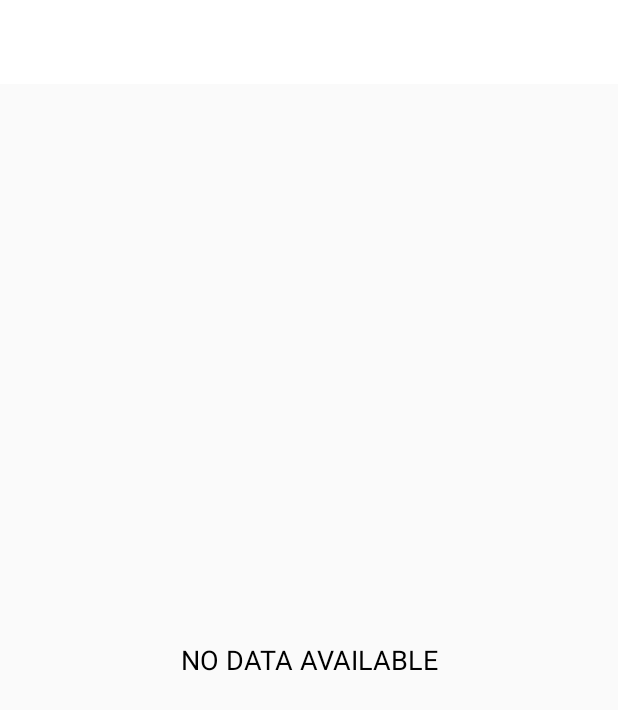
After one commit to aadityamp01/7MWorkout, an Android app: the HistoryActivity screen opened directly, with no data from a screen before it, on a phone screen of 412 x 824 dp. The commit adds this screen. Shown: the top 710 px of the screen. Run offline under Robolectric (Android 15) with nearby library versions, the phone set to English and light mode, and no system bars.

Commit message:
HistoryActivity added

```diff
--- a/app/src/main/AndroidManifest.xml
+++ b/app/src/main/AndroidManifest.xml
@@ -10,6 +10,10 @@
         android:roundIcon="@mipmap/ic_launcher_round"
         android:supportsRtl="true"
         android:theme="@style/Theme.AAWorkout">
+        <activity
+            android:name=".HistoryActivity"
+            android:screenOrientation="fullSensor"
+            android:theme="@style/Theme.AppCompat.Light.NoActionBar"/>
         <activity
             android:name=".BMI"
             android:screenOrientation="fullSensor"
--- /dev/null
+++ b/app/src/main/java/com/example/aaworkout/HistoryActivity.kt
@@ -0,0 +1,11 @@
+package com.example.aaworkout
+
+import androidx.appcompat.app.AppCompatActivity
+import android.os.Bundle
+
+class HistoryActivity : AppCompatActivity() {
+    override fun onCreate(savedInstanceState: Bundle?) {
+        super.onCreate(savedInstanceState)
+        setContentView(R.layout.activity_history)
+    }
+}
--- /dev/null
+++ b/app/src/main/res/layout/activity_history.xml
@@ -0,0 +1,54 @@
+<?xml version="1.0" encoding="utf-8"?>
+<LinearLayout xmlns:android="http://schemas.android.com/apk/res/android"
+    xmlns:tools="http://schemas.android.com/tools"
+    android:layout_width="match_parent"
+    android:layout_height="match_parent"
+    xmlns:app="http://schemas.android.com/apk/res-auto"
+    android:gravity="center_horizontal"
+    android:orientation="vertical"
+    tools:context=".HistoryActivity">
+
+    <androidx.appcompat.widget.Toolbar
+        android:id="@+id/toolbar_history_activity"
+        android:layout_width="match_parent"
+        android:layout_height="?android:attr/actionBarSize"
+        android:background="@color/white"
+        android:theme="@style/ToolbarTheme"
+        app:titleTextColor="@color/colorAccent" />
+
+    <LinearLayout
+        android:layout_width="match_parent"
+        android:layout_height="match_parent"
+        android:orientation="vertical">
+
+        <TextView
+            android:id="@+id/tvHistory"
+            android:layout_width="match_parent"
+            android:layout_height="wrap_content"
+            android:layout_margin="10dp"
+            android:gravity="center"
+            android:text="@string/exercise_completed"
+            android:textSize="18sp"
+            android:visibility="gone"
+            tools:visibility="visible" />
+
+        <androidx.recyclerview.widget.RecyclerView
+            android:id="@+id/rvHistory"
+            android:layout_width="match_parent"
+            android:layout_height="match_parent"
+            android:layout_marginTop="5dp"
+            android:visibility="gone"
+            tools:visibility="visible" />
+
+        <TextView
+            android:id="@+id/tvNoDataAvailable"
+            android:layout_width="match_parent"
+            android:layout_height="match_parent"
+            android:gravity="center"
+            android:text="@string/no_data_available"
+            android:textColor="@color/black"
+            android:textSize="18sp"
+            android:visibility="visible"
+            tools:visibility="gone" />
+    </LinearLayout>
+</LinearLayout>
--- a/app/src/main/res/values/strings.xml
+++ b/app/src/main/res/values/strings.xml
@@ -23,4 +23,6 @@
     <string name="calculate">CALCULATE</string>
     <string name="cal_image">cal_image</string>
     <string name="history">History</string>
+    <string name="exercise_completed">EXERCISE COMPLETED</string>
+    <string name="no_data_available">NO DATA AVAILABLE</string>
 </resources>
```
